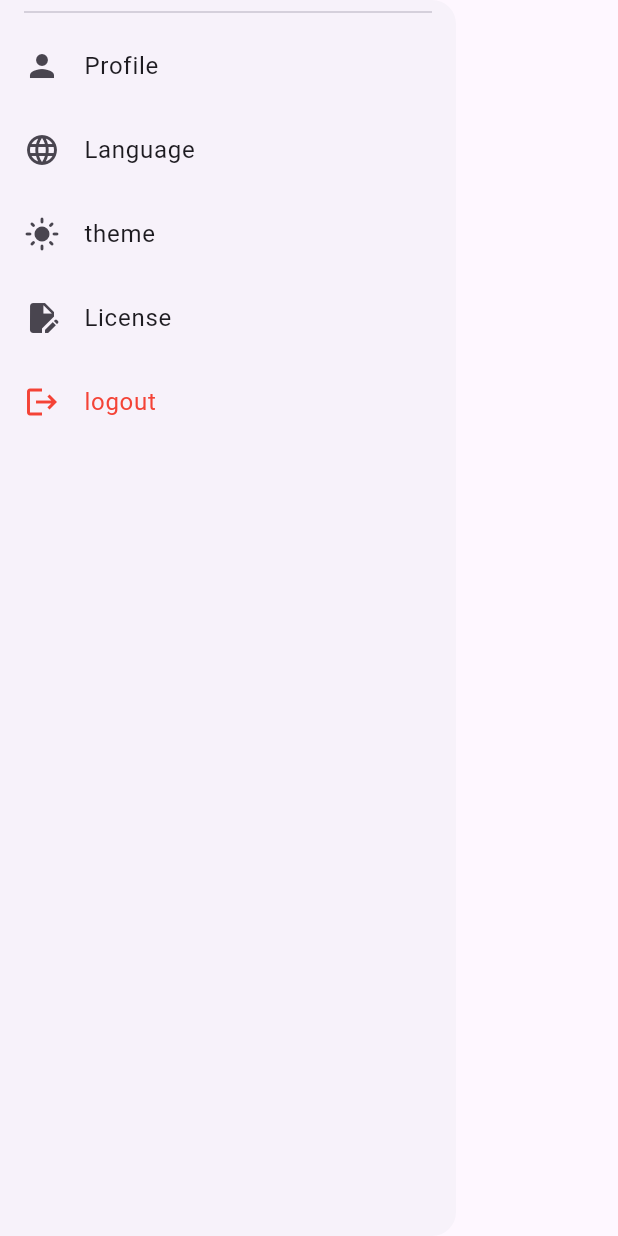
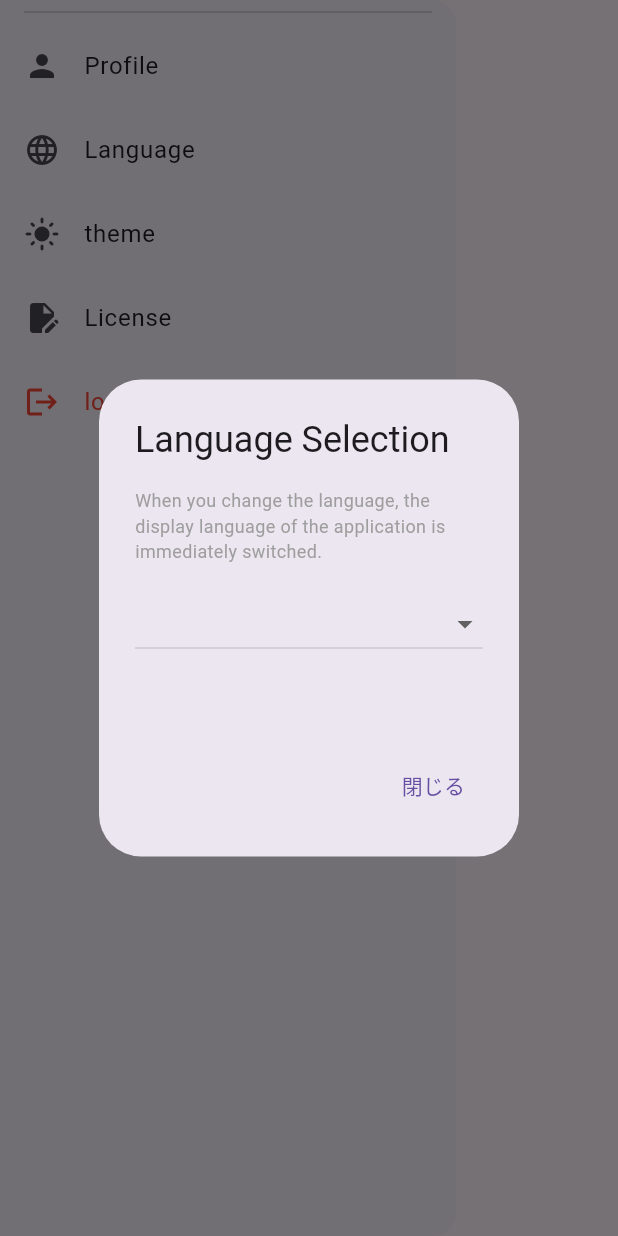
Before and after one commit to you22fy/supabase_twitter_app, a Flutter app: the AppDrawer widget shown alone on an empty page, opened directly, after a tap on "Language", on a phone screen of 412 x 824 dp. Run offline on Flutter 3.47's test engine with Material 3 defaults, Android fonts, the phone set to English and light mode, and no system bars; our stand-ins replace flutter_hooks, flutter_riverpod, flutter_svg, freezed_annotation, go_router, hooks_riverpod and 3 more; accounts and stored records are empty; generated files the repository leaves out were written again; network calls fail.

Commit message:
feat: language select

```diff
--- a/lib/l10n/app_en.arb
+++ b/lib/l10n/app_en.arb
@@ -15,5 +15,7 @@
     "edit": "editing",
     "tweets": "tweet",
     "likes": "Great.",
-    "tweetHintText": "What are you doing now?"
+    "tweetHintText": "What are you doing now?",
+    "selectLanguage": "Language Selection",
+    "selectLanguageCaution": "When you change the language, the display language of the application is immediately switched."
 }
--- a/lib/l10n/app_fr.arb
+++ b/lib/l10n/app_fr.arb
@@ -15,5 +15,7 @@
     "edit": "édition",
     "tweets": "tweet",
     "likes": "Bon.",
-    "tweetHintText": "Comment allez-vous maintenant ?"
+    "tweetHintText": "Comment allez-vous maintenant ?",
+    "selectLanguage": "Sélection de la langue",
+    "selectLanguageCaution": "Le changement de langue modifie immédiatement la langue d'affichage de l'application."
 }
--- a/lib/l10n/app_ja.arb
+++ b/lib/l10n/app_ja.arb
@@ -24,5 +24,7 @@
   "edit" : "編集",
   "tweets" : "ツイート",
   "likes" : "いいね",
-  "tweetHintText" : "いまどうしてる？"
+  "tweetHintText" : "いまどうしてる？",
+  "selectLanguage" : "言語選択",
+  "selectLanguageCaution" : "※ 言語を変更すると、アプリの表示言語が即時に切り替わります。"
 }
--- a/lib/l10n/app_ko.arb
+++ b/lib/l10n/app_ko.arb
@@ -15,5 +15,7 @@
     "edit": "편집",
     "tweets": "트윗",
     "likes": "좋아요",
-    "tweetHintText": "지금 어떻게 지내세요?"
+    "tweetHintText": "지금 어떻게 지내세요?",
+    "selectLanguage": "언어 선택",
+    "selectLanguageCaution": "언어를 변경하면 앱의 표시 언어가 즉시 전환됩니다."
 }
--- a/lib/l10n/app_zh.arb
+++ b/lib/l10n/app_zh.arb
@@ -15,5 +15,7 @@
     "edit": "编辑",
     "tweets": "鸣叫",
     "likes": "很好。",
-    "tweetHintText": "你现在怎么样？"
+    "tweetHintText": "你现在怎么样？",
+    "selectLanguage": "语言选择",
+    "selectLanguageCaution": "更改语言可立即切换应用程序的显示语言。"
 }
--- a/lib/l10n/l10n.dart
+++ b/lib/l10n/l10n.dart
@@ -196,6 +196,18 @@ abstract class L10n {
   /// In ja, this message translates to:
   /// **'いまどうしてる？'**
   String get tweetHintText;
+
+  /// No description provided for @selectLanguage.
+  ///
+  /// In ja, this message translates to:
+  /// **'言語選択'**
+  String get selectLanguage;
+
+  /// No description provided for @selectLanguageCaution.
+  ///
+  /// In ja, this message translates to:
+  /// **'※ 言語を変更すると、アプリの表示言語が即時に切り替わります。'**
+  String get selectLanguageCaution;
 }
 
 class _L10nDelegate extends LocalizationsDelegate<L10n> {
--- a/lib/l10n/l10n_en.dart
+++ b/lib/l10n/l10n_en.dart
@@ -53,4 +53,10 @@ class L10nEn extends L10n {
 
   @override
   String get tweetHintText => 'What are you doing now?';
+
+  @override
+  String get selectLanguage => 'Language Selection';
+
+  @override
+  String get selectLanguageCaution => 'When you change the language, the display language of the application is immediately switched.';
 }
--- a/lib/l10n/l10n_fr.dart
+++ b/lib/l10n/l10n_fr.dart
@@ -53,4 +53,10 @@ class L10nFr extends L10n {
 
   @override
   String get tweetHintText => 'Comment allez-vous maintenant ?';
+
+  @override
+  String get selectLanguage => 'Sélection de la langue';
+
+  @override
+  String get selectLanguageCaution => 'Le changement de langue modifie immédiatement la langue d\'affichage de l\'application.';
 }
--- a/lib/l10n/l10n_ja.dart
+++ b/lib/l10n/l10n_ja.dart
@@ -53,4 +53,10 @@ class L10nJa extends L10n {
 
   @override
   String get tweetHintText => 'いまどうしてる？';
+
+  @override
+  String get selectLanguage => '言語選択';
+
+  @override
+  String get selectLanguageCaution => '※ 言語を変更すると、アプリの表示言語が即時に切り替わります。';
 }
--- a/lib/l10n/l10n_ko.dart
+++ b/lib/l10n/l10n_ko.dart
@@ -53,4 +53,10 @@ class L10nKo extends L10n {
 
   @override
   String get tweetHintText => '지금 어떻게 지내세요?';
+
+  @override
+  String get selectLanguage => '언어 선택';
+
+  @override
+  String get selectLanguageCaution => '언어를 변경하면 앱의 표시 언어가 즉시 전환됩니다.';
 }
--- a/lib/l10n/l10n_zh.dart
+++ b/lib/l10n/l10n_zh.dart
@@ -53,4 +53,10 @@ class L10nZh extends L10n {
 
   @override
   String get tweetHintText => '你现在怎么样？';
+
+  @override
+  String get selectLanguage => '语言选择';
+
+  @override
+  String get selectLanguageCaution => '更改语言可立即切换应用程序的显示语言。';
 }
--- a/lib/main.dart
+++ b/lib/main.dart
@@ -4,6 +4,7 @@ import 'package:supabase_flutter/supabase_flutter.dart';
 
 import 'env/env.dart';
 import 'l10n/l10n.dart';
+import 'providers/locale_provider.dart';
 import 'router.dart';
 
 void main() async {
@@ -23,12 +24,14 @@ class MyApp extends ConsumerWidget {
   @override
   Widget build(BuildContext context, WidgetRef ref) {
     final router = ref.watch(routerProvider);
+    final locale = ref.watch(localeNotifierProvider);
     return MaterialApp.router(
       title: 'Sample App',
 
       /// localizations
       localizationsDelegates: L10n.localizationsDelegates,
       supportedLocales: L10n.supportedLocales,
+      locale: locale,
 
       /// Router
       routerDelegate: router.routerDelegate,
--- a/lib/pages/index/components/app_drawer.dart
+++ b/lib/pages/index/components/app_drawer.dart
@@ -5,6 +5,7 @@ import 'package:hooks_riverpod/hooks_riverpod.dart';
 import '../../../l10n/l10n.dart';
 import '../../../providers/app_user_provider.dart';
 import '../../../repositories/user_repository.dart';
+import 'language_select_dialog.dart';
 
 class AppDrawer extends HookConsumerWidget {
   const AppDrawer({super.key});
@@ -41,7 +42,10 @@ class AppDrawer extends HookConsumerWidget {
             leading: const Icon(Icons.language),
             title: Text(L10n.of(context)!.language),
             onTap: () {
-              debugPrint('language');
+              showDialog<void>(
+                context: context,
+                builder: (context) => const LanguageSelectorDialog(),
+              );
             },
           ),
           ListTile(
--- /dev/null
+++ b/lib/pages/index/components/language_select_dialog.dart
@@ -0,0 +1,60 @@
+import 'package:flutter/material.dart';
+import 'package:flutter_riverpod/flutter_riverpod.dart';
+
+import '../../../l10n/l10n.dart';
+import '../../../providers/locale_provider.dart';
+
+class LanguageSelectorDialog extends ConsumerWidget {
+  const LanguageSelectorDialog({super.key});
+
+  @override
+  Widget build(BuildContext context, WidgetRef ref) {
+    final currentLocale = ref.watch(localeNotifierProvider);
+
+    return AlertDialog(
+      title: Text(L10n.of(context)!.selectLanguage),
+      content: SizedBox(
+        height: 150,
+        width: 200,
+        child: Column(
+          crossAxisAlignment: CrossAxisAlignment.start,
+          children: [
+            Padding(
+              padding: const EdgeInsets.only(bottom: 16),
+              child: Text(
+                L10n.of(context)!.selectLanguageCaution,
+                style: const TextStyle(
+                  fontSize: 12,
+                  color: Colors.grey,
+                ),
+              ),
+            ),
+            DropdownButton<Locale>(
+              value: currentLocale,
+              isExpanded: true,
+              items: L10n.supportedLocales.map((Locale locale) {
+                return DropdownMenuItem<Locale>(
+                  value: locale,
+                  child: Text(locale.languageCode),
+                );
+              }).toList(),
+              onChanged: (Locale? newLocale) {
+                if (newLocale != null) {
+                  ref
+                      .read(localeNotifierProvider.notifier)
+                      .setLocale(newLocale);
+                }
+              },
+            ),
+          ],
+        ),
+      ),
+      actions: [
+        TextButton(
+          onPressed: () => Navigator.of(context).pop(),
+          child: const Text('閉じる'),
+        ),
+      ],
+    );
+  }
+}
```
Also changed, not shown: lib/providers/locale_provider.dart (added, +23 -0 lines), lib/providers/locale_provider.g.dart (added), 1 other file.
